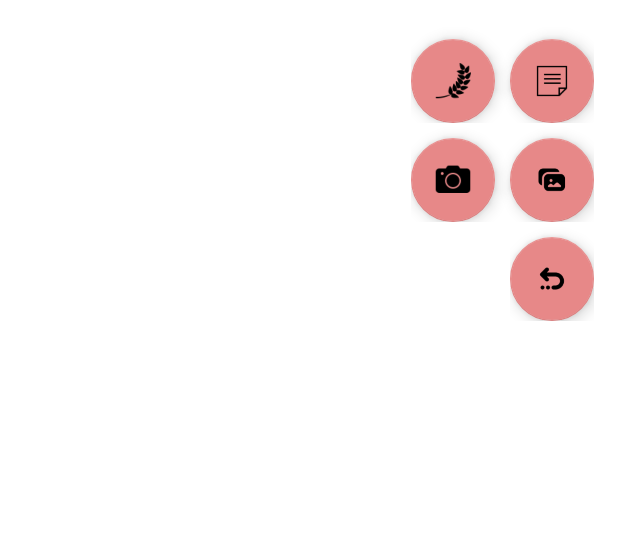
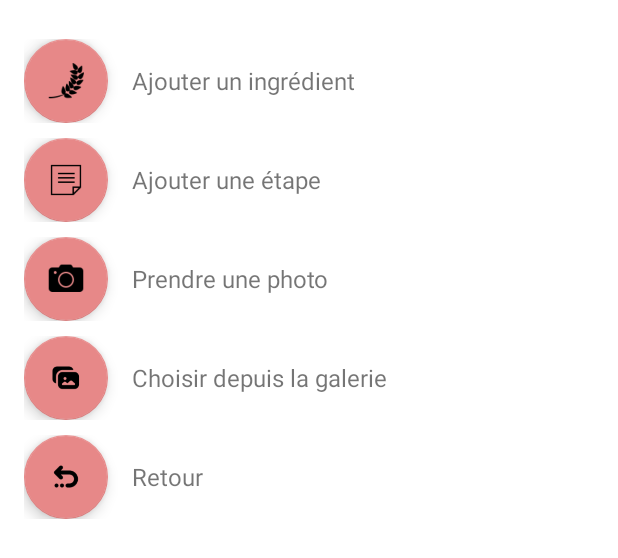
Before and after one commit to Zakuro89/AndroidApp, an Android app: the layout bottom_sheet_layout.xml on its own in the app's theme, with its tools: preview values and no code run, on a phone screen of 412 x 824 dp. Shown: the top 558 px of the screen. Run offline under Robolectric (Android 15) with nearby library versions, the phone set to English and light mode, and no system bars.

Commit message:
commit modification gestion boutons + détails

```diff
--- a/app/src/main/java/com/example/epsi1/activity/AjouterRecette.kt
+++ b/app/src/main/java/com/example/epsi1/activity/AjouterRecette.kt
@@ -97,13 +97,15 @@ class AjouterRecette : AppCompatActivity() {
 
         sauvegarderRecetteBouton.setOnClickListener {
             val title = findViewById<EditText>(R.id.recipeTitle).text.toString()
+            var nbPieces = findViewById<EditText>(R.id.recipePieces).text.toString().toIntOrNull()
             if (title.isNotEmpty()) {
-                saveRecipeToDatabase(title)
+                saveRecipeToDatabase(title, nbPieces)
 
             } else {
                 Toast.makeText(this, "Veuillez indiquer un nom de recette.", Toast.LENGTH_SHORT)
                     .show()
             }
+
 
         }
     }
@@ -200,10 +202,12 @@ class AjouterRecette : AppCompatActivity() {
         }
     }
 
-    private fun saveRecipeToDatabase(title: String) {
+    private fun saveRecipeToDatabase(title: String, nbPieces: Int?) {
         CoroutineScope(Dispatchers.IO).launch {
             newRecipe.title = title
+            newRecipe.pieces = nbPieces
             val recetteId = recetteDao.insertRecette(newRecipe)
+
 
             ingredientsList.forEach {
                 it.recetteId = recetteId.toInt()
--- a/app/src/main/java/com/example/epsi1/activity/RecetteDetails.kt
+++ b/app/src/main/java/com/example/epsi1/activity/RecetteDetails.kt
@@ -64,8 +64,16 @@ class RecetteDetails : AppCompatActivity() {
 
 
                 val title = findViewById<TextView>(R.id.my_recipe_title)
+                title.text = myRecipe.title
 
-                title.text = myRecipe.title
+                val nbPieces = findViewById<TextView>(R.id.my_recipe_nb_piece)
+
+                if (myRecipe.pieces == null) {
+                    nbPieces.text = String.format("Nombre de parts: non précisé. " )
+                } else {
+                    nbPieces.text = String.format("Nombre de parts: " + myRecipe.pieces)
+                }
+
 
                 val ingredientListView = findViewById<RecyclerView>(R.id.my_recipe_ingredients)
 
--- a/app/src/main/res/layout/activity_ajouter_recettes.xml
+++ b/app/src/main/res/layout/activity_ajouter_recettes.xml
@@ -22,6 +22,13 @@
                 android:layout_height="wrap_content"
                 android:hint="@string/recipe_title_hint"
                 android:inputType="text" />
+
+            <EditText
+                android:id="@+id/recipePieces"
+                android:layout_width="match_parent"
+                android:layout_height="wrap_content"
+                android:hint="@string/recipe_pieces_hint"
+                android:inputType="number" />
 
             <TextView
                 android:id="@+id/ingredientsList"
--- a/app/src/main/res/layout/activity_recette_details.xml
+++ b/app/src/main/res/layout/activity_recette_details.xml
@@ -33,6 +33,14 @@
                 android:layout_marginTop="16dp"
                 android:scaleType="centerCrop"
                 android:src="@drawable/ic_cadre" />
+
+            <TextView
+                android:id="@+id/my_recipe_nb_piece"
+                android:layout_width="match_parent"
+                android:layout_height="wrap_content"
+                android:layout_gravity="center"
+                android:layout_marginTop="10dp"
+                android:textAlignment="center" />
 
             <TextView
                 android:layout_width="match_parent"
--- a/app/src/main/res/layout/bottom_sheet_layout.xml
+++ b/app/src/main/res/layout/bottom_sheet_layout.xml
@@ -1,99 +1,119 @@
 <?xml version="1.0" encoding="utf-8"?>
-<RelativeLayout xmlns:android="http://schemas.android.com/apk/res/android"
+<LinearLayout
+    xmlns:android="http://schemas.android.com/apk/res/android"
     android:layout_width="match_parent"
     android:layout_height="wrap_content"
     android:orientation="vertical"
     android:padding="16dp">
 
+
     <LinearLayout
-        android:id="@+id/add"
-        android:layout_width="wrap_content"
+        android:layout_width="match_parent"
         android:layout_height="wrap_content"
         android:orientation="horizontal"
-        android:layout_alignParentEnd="true"
-        android:layout_alignParentRight="true">
+        android:gravity="start|center_vertical"
+        android:layout_marginTop="10dp">
 
         <com.google.android.material.floatingactionbutton.FloatingActionButton
             android:id="@+id/addIngredientButton"
             android:layout_width="wrap_content"
             android:layout_height="wrap_content"
-            android:layout_marginTop="10dp"
             android:src="@drawable/ic_ingredient" />
 
-        <Space
-            android:layout_width="10dp"
-            android:layout_height="0dp" />
+        <TextView
+            android:layout_width="wrap_content"
+            android:layout_height="wrap_content"
+            android:layout_marginStart="16dp"
+            android:text="@string/add_ingredient"
+            android:textSize="16sp"/>
+    </LinearLayout>
+
+
+    <LinearLayout
+        android:layout_width="match_parent"
+        android:layout_height="wrap_content"
+        android:orientation="horizontal"
+        android:gravity="start|center_vertical"
+        android:layout_marginTop="10dp">
 
         <com.google.android.material.floatingactionbutton.FloatingActionButton
             android:id="@+id/addStep"
             android:layout_width="wrap_content"
             android:layout_height="wrap_content"
-            android:layout_marginTop="10dp"
             android:src="@drawable/ic_step" />
+
+        <TextView
+            android:layout_width="wrap_content"
+            android:layout_height="wrap_content"
+            android:layout_marginStart="16dp"
+            android:text="@string/add_step"
+            android:textSize="16sp"/>
     </LinearLayout>
 
+
     <LinearLayout
-        android:id="@+id/img"
-        android:layout_width="wrap_content"
+        android:layout_width="match_parent"
         android:layout_height="wrap_content"
         android:orientation="horizontal"
-        android:layout_alignParentEnd="true"
-        android:layout_alignParentRight="true"
-        android:layout_below="@id/add"
-        >
+        android:gravity="start|center_vertical"
+        android:layout_marginTop="10dp">
 
         <com.google.android.material.floatingactionbutton.FloatingActionButton
             android:id="@+id/takePhotoButton"
             android:layout_width="wrap_content"
             android:layout_height="wrap_content"
-            android:layout_marginTop="10dp"
             android:src="@drawable/ic_photo" />
 
-        <Space
-            android:layout_width="10dp"
-            android:layout_height="0dp" />
+        <TextView
+            android:layout_width="wrap_content"
+            android:layout_height="wrap_content"
+            android:layout_marginStart="16dp"
+            android:text="@string/take_picture"
+            android:textSize="16sp"/>
+    </LinearLayout>
+
+
+    <LinearLayout
+        android:layout_width="match_parent"
+        android:layout_height="wrap_content"
+        android:orientation="horizontal"
+        android:gravity="start|center_vertical"
+        android:layout_marginTop="10dp">
 
         <com.google.android.material.floatingactionbutton.FloatingActionButton
             android:id="@+id/chooseFromGalleryButton"
             android:layout_width="wrap_content"
             android:layout_height="wrap_content"
-            android:layout_marginTop="10dp"
             android:src="@drawable/ic_gallery" />
 
+        <TextView
+            android:layout_width="wrap_content"
+            android:layout_height="wrap_content"
+            android:layout_marginStart="16dp"
+            android:text="@string/from_gallery"
+            android:textSize="16sp"/>
     </LinearLayout>
 
+
     <LinearLayout
-        android:layout_width="wrap_content"
+        android:layout_width="match_parent"
         android:layout_height="wrap_content"
         android:orientation="horizontal"
-        android:layout_alignParentEnd="true"
-        android:layout_alignParentRight="true"
-        android:layout_below="@id/img">
-
-<!--        <com.google.android.material.floatingactionbutton.FloatingActionButton-->
-<!--            android:id="@+id/saveRecipeButton"-->
-<!--            android:layout_width="wrap_content"-->
-<!--            android:layout_height="wrap_content"-->
-<!--            android:layout_marginTop="10dp"-->
-<!--            android:src="@drawable/ic_save" />-->
-
-<!--        <Space-->
-<!--            android:layout_width="10dp"-->
-<!--            android:layout_height="0dp" />-->
+        android:gravity="start|center_vertical"
+        android:layout_marginTop="10dp">
 
         <com.google.android.material.floatingactionbutton.FloatingActionButton
             android:id="@+id/cancelButton"
             android:layout_width="wrap_content"
             android:layout_height="wrap_content"
-            android:layout_marginTop="10dp"
             android:src="@drawable/ic_return" />
 
+        <TextView
+            android:layout_width="wrap_content"
+            android:layout_height="wrap_content"
+            android:layout_marginStart="16dp"
+            android:text="@string/return_btn"
+            android:textSize="16sp"/>
     </LinearLayout>
 
-
-
-
-
-
-
-</RelativeLayout>
+</LinearLayout>
--- a/app/src/main/res/values/strings.xml
+++ b/app/src/main/res/values/strings.xml
@@ -35,6 +35,10 @@
     <string name="choose_from_gallery">Choisir depuis la galerie</string>
     <string name="my_recipe_ingrdredient_list">Ingrédients nécéssaires: </string>
     <string name="my_recipe_step_list">Etapes à suivre:</string>
+    <string name="recipe_pieces_hint">Nombre de part:</string>
+    <string name="take_picture">Prendre une photo</string>
+    <string name="from_gallery">Choisir depuis la galerie</string>
+    <string name="return_btn">Retour</string>
 
 
 </resources>
```
Also changed, not shown: app/src/main/res/layout/bottom_sheet_layout_detail_recette.xml (+0 -35 lines).
